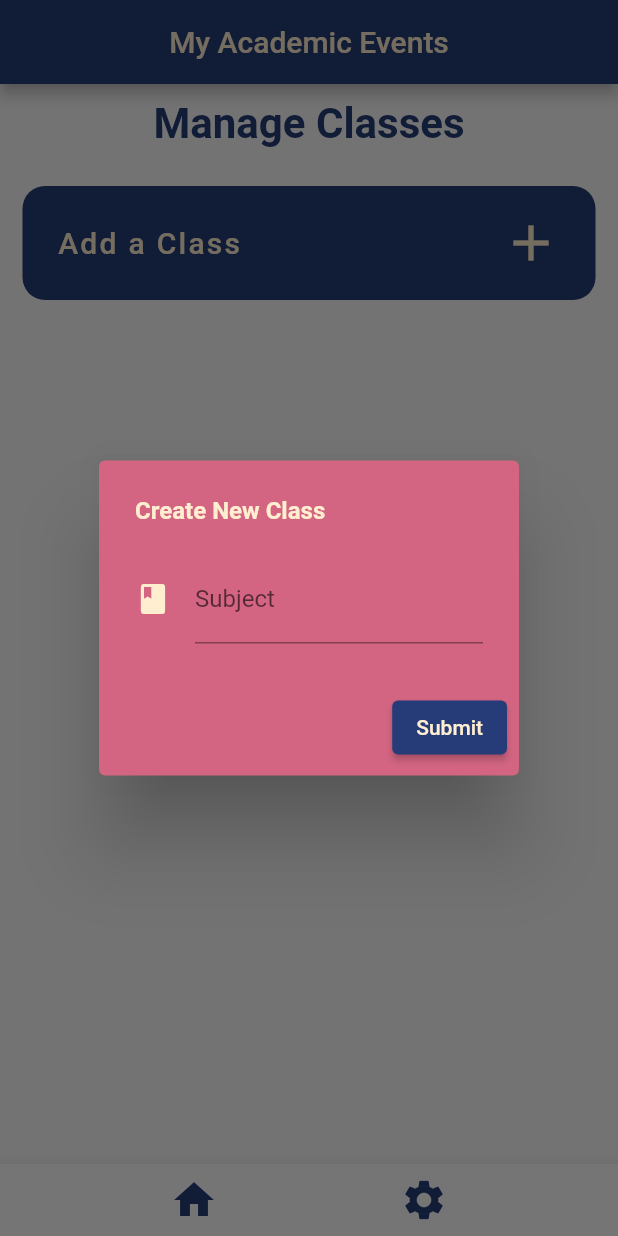
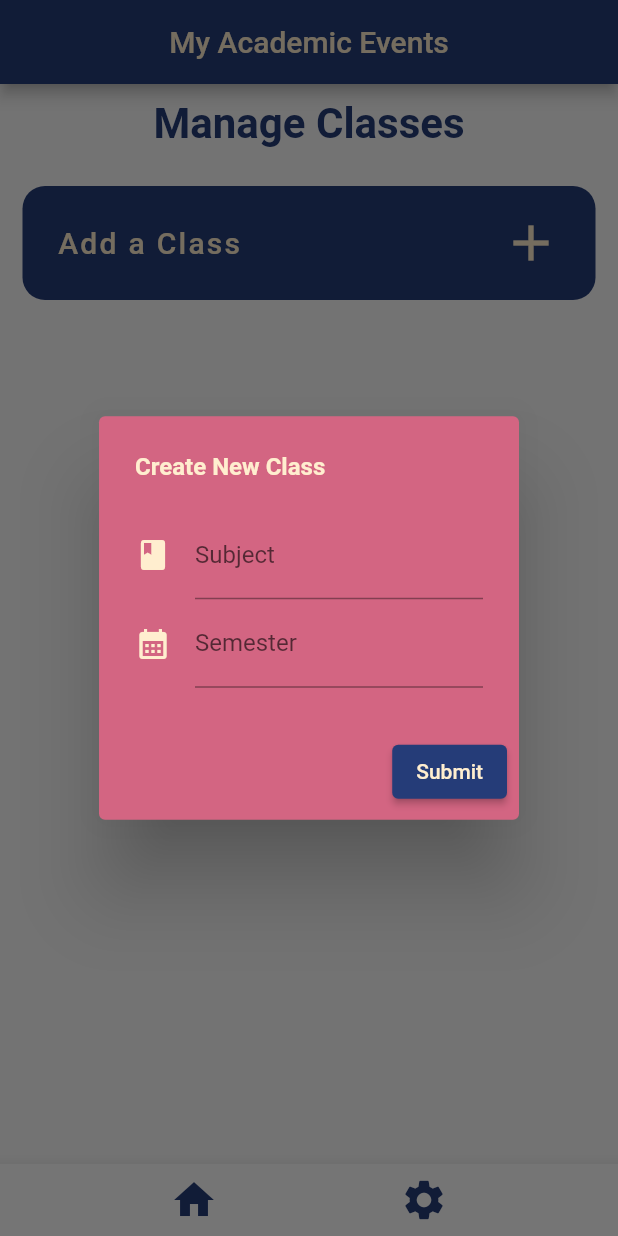
Before and after one commit to purdueflutter/basicflutterworkshop_app, a Flutter app: the screen it shows after launch, after a tap on the "settings" icon, after a tap on "Add a Class", on a phone screen of 412 x 824 dp. Run offline on Flutter 3.47's test engine with Material 2 defaults, Android fonts, the phone set to English and light mode, and no system bars; our stand-ins replace equatable, flutter_bloc, shared_preferences.

Commit message:
add semester to class

```diff
--- a/lib/class/model/class.dart
+++ b/lib/class/model/class.dart
@@ -5,15 +5,16 @@ import 'package:uuid/uuid.dart';
 class Class {
   final String id;
   final String subject;
+  final String semester;
 
-  Class(this.subject, {String? id}) : id = id ?? Uuid().v4();
+  Class(this.subject, this.semester, {String? id}) : id = id ?? Uuid().v4();
 
   static Class fromJson(String data) {
     var map = json.decode(data);
-    return Class(map['subject'], id: map['id']);
+    return Class(map['subject'], map['semester'], id: map['id']);
   }
 
   String toJson() {
-    return json.encode({'id': id, 'subject': subject});
+    return json.encode({'id': id, 'subject': subject, 'semester': semester});
   }
 }
--- a/lib/class/new_class_button.dart
+++ b/lib/class/new_class_button.dart
@@ -21,7 +21,7 @@ class NewClassButton extends StatelessWidget {
             context: context,
             builder: (context) => NewClassDialog(),
           );
-          bloc.add(ClassAddEvent(Class(result['subject'])));
+          bloc.add(ClassAddEvent(Class(result['subject'], result['semester'])));
           bloc.add(ClassesGetEvent());
         },
         style: TextButton.styleFrom(
--- a/lib/class/new_class_dialog.dart
+++ b/lib/class/new_class_dialog.dart
@@ -11,6 +11,7 @@ class NewClassDialog extends StatefulWidget {
 
 class _NewClassDialogState extends State<NewClassDialog> {
   String? subject;
+  String? semester;
 
   @override
   Widget build(BuildContext context) {
@@ -41,6 +42,18 @@ class _NewClassDialogState extends State<NewClassDialog> {
               cursorColor: lightColor,
               onSaved: (value) => subject = value,
             ),
+            TextFormField(
+              decoration: InputDecoration(
+                labelText: 'Semester',
+                icon: Icon(Icons.calendar_month, color: lightColor),
+                focusedBorder: UnderlineInputBorder(
+                  borderSide: BorderSide(color: lightColor),
+                ),
+                floatingLabelStyle: TextStyle(color: lightColor),
+              ),
+              cursorColor: lightColor,
+              onSaved: (value) => semester = value,
+            ),
           ],
         ),
       ),
@@ -50,7 +63,7 @@ class _NewClassDialogState extends State<NewClassDialog> {
             backgroundColor: MaterialStateProperty.all<Color>(darkBlueColor),
           ),
           onPressed: () {
-            Navigator.pop(context, {'subject': subject});
+            Navigator.pop(context, {'subject': subject, 'semester': semester});
           },
           child: Text("Submit", style: TextStyle(color: lightColor)),
         )
```
Also changed, not shown: lib/class/class_container.dart (+8 -0 lines), 1 other file.
